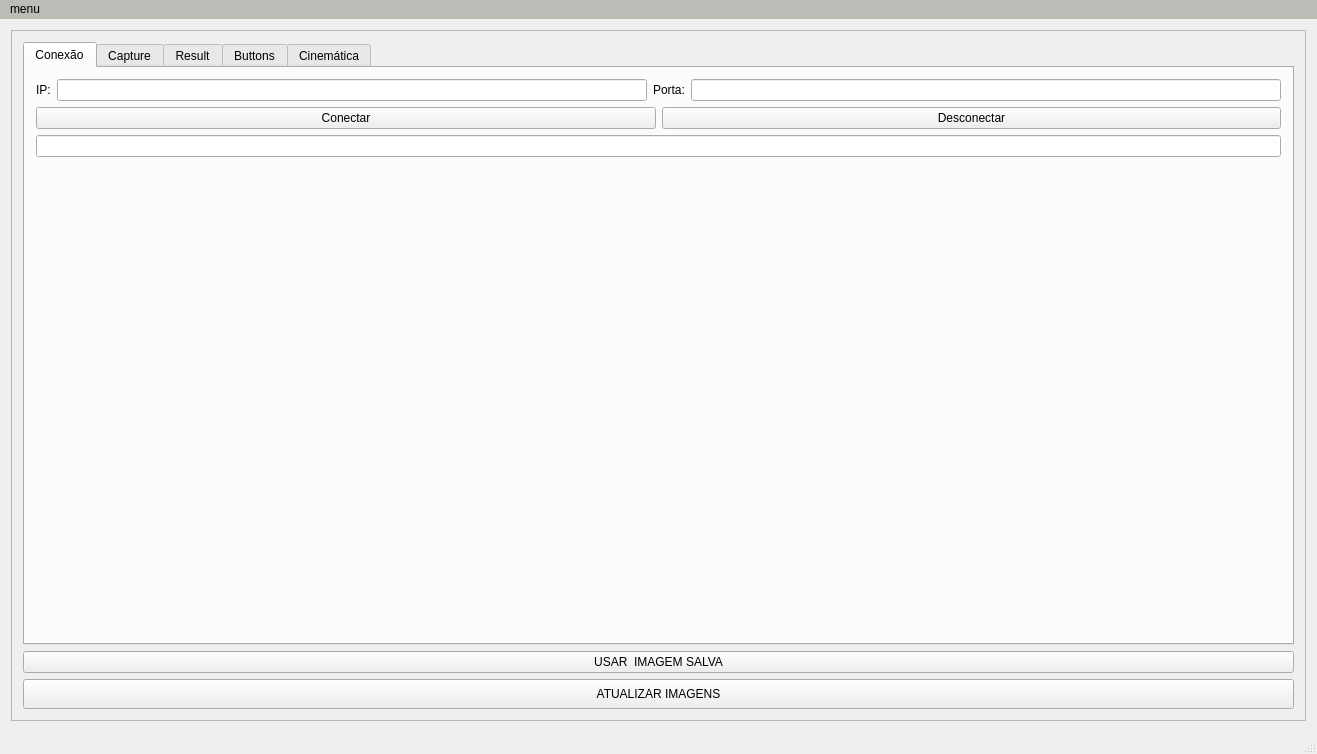
Qt form Software-Qt/mainwindow.ui (EngineeringLibrary/BCN3D) before a commit.
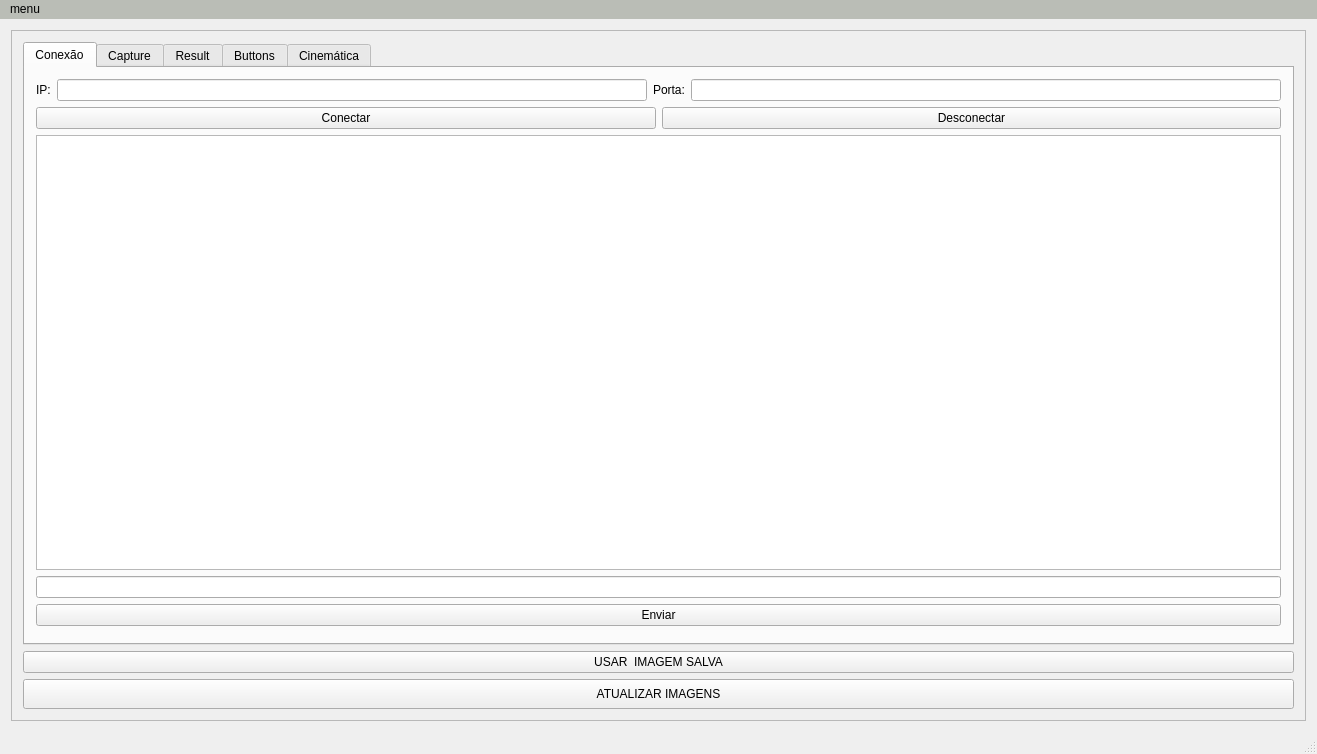
The same form after that commit. The open tabs and pages were chosen to show the change.

Patch:
```diff
--- a/Software-Qt/mainwindow.ui
+++ b/Software-Qt/mainwindow.ui
@@ -100,10 +100,10 @@
                 </item>
                </layout>
               </item>
-              <item row="1" column="0">
+              <item row="2" column="0">
                <widget class="QLineEdit" name="lineEdit"/>
               </item>
-              <item row="2" column="0">
+              <item row="4" column="0">
                <widget class="QWidget" name="widget" native="true">
                 <widget class="QLabel" name="label_SliderEsq">
                  <property name="geometry">
@@ -133,6 +133,16 @@
                 </widget>
                </widget>
               </item>
+              <item row="1" column="0">
+               <widget class="QTextEdit" name="textEdit_Console"/>
+              </item>
+              <item row="3" column="0">
+               <widget class="QPushButton" name="pushButton_Enviar">
+                <property name="text">
+                 <string>Enviar</string>
+                </property>
+               </widget>
+              </item>
              </layout>
             </widget>
             <widget class="QWidget" name="camera">
```
Left out of the diff: 6 changed lines with no effect on the pictures.
